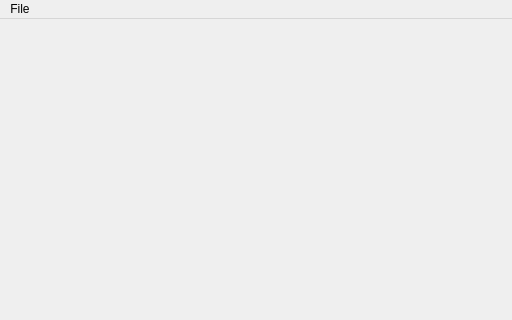
This is src/main_window.ui in tineras/TinerasNES_Reworked as Qt 5 draws it before an edit; both pictures show x 0 to 512 and y 0 to 320 of the 512 by 480 pixel window. The edited form follows.
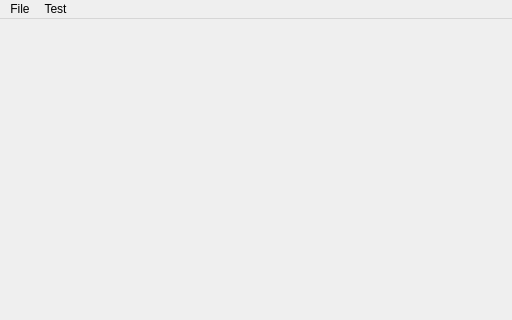
This is the edited form.

What changed in the file:
```diff
--- a/src/main_window.ui
+++ b/src/main_window.ui
@@ -36,7 +36,7 @@
      <height>21</height>
     </rect>
    </property>
-   <widget class="QMenu" name="menuFile">
+   <widget class="QMenu" name="menu_file">
     <property name="title">
      <string>File</string>
     </property>
@@ -44,7 +44,16 @@
     <addaction name="separator"/>
     <addaction name="actionExit"/>
    </widget>
-   <addaction name="menuFile"/>
+   <widget class="QMenu" name="menu_test">
+    <property name="title">
+     <string>Test</string>
+    </property>
+    <addaction name="action_ram_viewer"/>
+    <addaction name="action_test_1"/>
+    <addaction name="action_test_2"/>
+   </widget>
+   <addaction name="menu_file"/>
+   <addaction name="menu_test"/>
   </widget>
   <action name="actionOpen">
    <property name="text">
```
Left out of the diff: 34 changed lines with no effect on the pictures.
